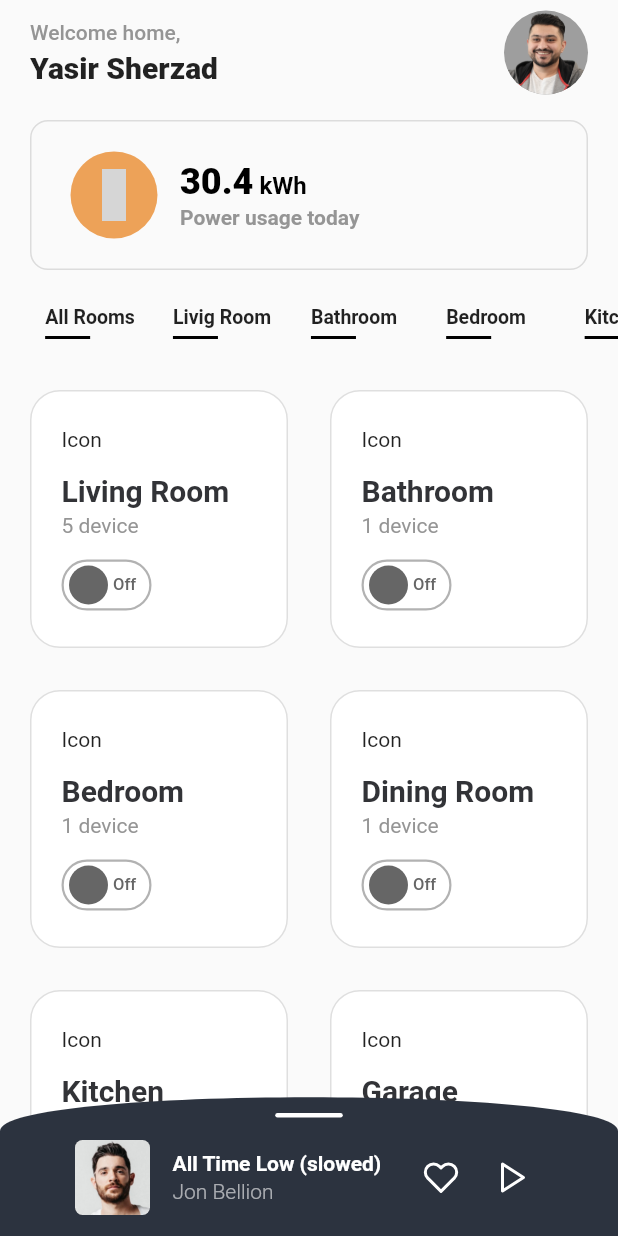
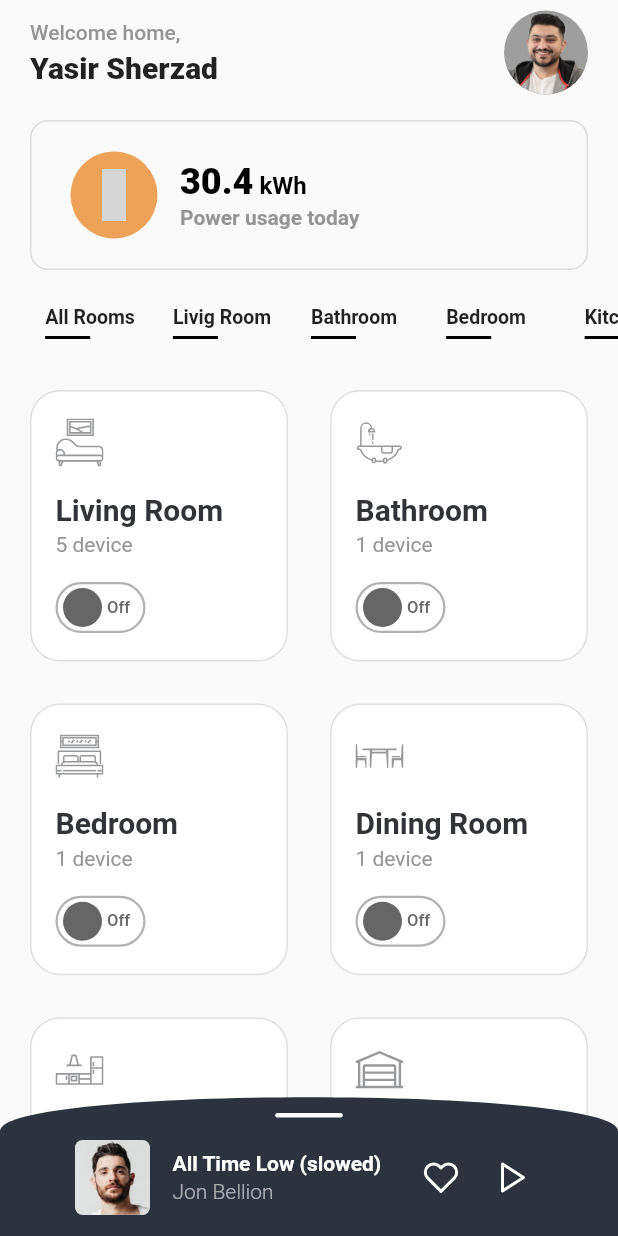
Before and after one commit to ys-sherzad/MetaHome, a Flutter app: the screen it shows after launch, on a phone screen of 412 x 824 dp. Run offline on Flutter 3.47's test engine with Material 2 defaults, Android fonts, the phone set to English and light mode, and no system bars; our stand-ins replace flutter_hooks, flutter_svg, flutter_vector_icons; grey boxes are pictures that could not be loaded.

Commit message:
finalize control cards design and animation, add room icons

```diff
--- /dev/null
+++ b/lib/widgets/home/card.dart
@@ -0,0 +1,139 @@
+import 'package:flutter/material.dart';
+import 'package:flutter_hooks/flutter_hooks.dart';
+import 'package:flutter_svg/flutter_svg.dart';
+import 'package:meta_home/widgets/home/toggle_button.dart';
+import '../../utils.dart';
+
+class ControlCard extends HookWidget {
+  final String id;
+  final String name;
+  final int countOfDevices;
+  final bool isOn;
+  final String iconName;
+  final Function() updateList;
+
+  const ControlCard({
+    Key? key,
+    required this.id,
+    required this.name,
+    required this.countOfDevices,
+    required this.isOn,
+    required this.iconName,
+    required this.updateList,
+  }) : super(key: key);
+
+  @override
+  Widget build(BuildContext context) {
+    // This is to animate the color on the Icon
+    final _iconColorAnimationController =
+        useAnimationController(duration: duration);
+    var _colorTween = ColorTween(
+      begin: ColorLib.primary.withOpacity(.5),
+      end: Colors.white,
+    ).animate(
+      CurvedAnimation(
+        parent: _iconColorAnimationController,
+        curve: curve,
+      ),
+    );
+
+    useEffect(() {
+      if (isOn)
+        _iconColorAnimationController.forward();
+      else
+        _iconColorAnimationController.reverse();
+    }, [isOn]);
+
+    var _nameText = AnimatedDefaultTextStyle(
+      child: Text(name),
+      duration: duration,
+      curve: curve,
+      style: isOn
+          ? TextStyle(
+              fontSize: 20,
+              fontWeight: FontWeight.w700,
+              color: Colors.white,
+            )
+          : TextStyle(
+              fontSize: 20,
+              fontWeight: FontWeight.bold,
+              color: ColorLib.primary,
+            ),
+    );
+
+    var _devicesCountText = AnimatedDefaultTextStyle(
+      child: Text('$countOfDevices device'),
+      duration: duration,
+      curve: curve,
+      style: isOn
+          ? TextStyle(
+              fontSize: 14,
+              fontWeight: FontWeight.normal,
+              color: Colors.white.withOpacity(0.6),
+            )
+          : TextStyle(
+              fontSize: 14,
+              fontWeight: FontWeight.normal,
+              color: ColorLib.textSecondary,
+            ),
+    );
+
+    return AnimatedContainer(
+      duration: duration,
+      curve: curve,
+      decoration: BoxDecoration(
+        border: Border.all(color: ColorLib.border),
+        borderRadius: BorderRadius.circular(20.0),
+        color: isOn ? ColorLib.primary : Colors.white,
+        boxShadow: [
+          BoxShadow(
+            color:
+                isOn ? ColorLib.primary.withOpacity(.25) : Colors.transparent,
+            blurRadius: isOn ? 10.0 : 0.0,
+            spreadRadius: isOn ? 5.0 : 0.0,
+            offset: isOn
+                ? Offset(3, 5)
+                : Offset.zero, // shadow direction: bottom right
+          )
+        ],
+      ),
+      padding: EdgeInsets.symmetric(
+        horizontal: 16.0,
+        vertical: 18.0,
+      ),
+      child: Column(
+        mainAxisAlignment: MainAxisAlignment.spaceBetween,
+        crossAxisAlignment: CrossAxisAlignment.start,
+        children: [
+          AnimatedBuilder(
+            animation: _colorTween,
+            builder: (context, child) {
+              return SvgPicture.asset(
+                iconName,
+                semanticsLabel: name,
+                height: 32,
+                width: 32,
+                fit: BoxFit.contain,
+                color: _colorTween.value,
+              );
+            },
+          ),
+          Container(
+            child: Column(
+              crossAxisAlignment: CrossAxisAlignment.start,
+              children: [
+                _nameText,
+                SizedBox(height: 4.0),
+                _devicesCountText,
+              ],
+            ),
+          ),
+          ToggleButton(
+            onPressed: updateList,
+            isOn: isOn,
+          ),
+        ],
+      ),
+    );
+  }
+}
--- a/lib/widgets/home/control_room.dart
+++ b/lib/widgets/home/control_room.dart
@@ -1,8 +1,16 @@
 import 'package:flutter/material.dart';
 import 'package:flutter_hooks/flutter_hooks.dart';
 import 'package:meta_home/repo/control_room_model.dart';
-import 'package:meta_home/utils.dart';
-import 'package:meta_home/widgets/home/toggle_button.dart';
+import 'package:meta_home/widgets/home/card.dart';
+
+var iconPath = {
+  '1': 'assets/images/living-room.svg',
+  '2': 'assets/images/bathroom.svg',
+  '3': 'assets/images/bedroom.svg',
+  '4': 'assets/images/dining-room.svg',
+  '5': 'assets/images/kitchen.svg',
+  '6': 'assets/images/garage.svg',
+};
 
 class ControlRoom extends HookWidget {
   const ControlRoom({Key? key}) : super(key: key);
@@ -18,107 +26,22 @@ class ControlRoom extends HookWidget {
       ];
     }
 
-    Widget Card({
-      required String id,
-      required String name,
-      required int countOfDevices,
-      required bool isOn,
-    }) {
-      var _nameText = AnimatedDefaultTextStyle(
-        child: Text(name),
-        duration: duration,
-        curve: curve,
-        style: isOn
-            ? TextStyle(
-                fontSize: 20,
-                fontWeight: FontWeight.bold,
-                color: Colors.white,
-              )
-            : TextStyle(
-                fontSize: 20,
-                fontWeight: FontWeight.bold,
-                color: ColorLib.primary,
-              ),
-      );
-
-      var _devicesCountText = AnimatedDefaultTextStyle(
-        child: Text('$countOfDevices device'),
-        duration: duration,
-        curve: curve,
-        style: isOn
-            ? TextStyle(
-                fontSize: 14,
-                fontWeight: FontWeight.normal,
-                color: Colors.white.withOpacity(0.6),
-              )
-            : TextStyle(
-                fontSize: 14,
-                fontWeight: FontWeight.normal,
-                color: ColorLib.textSecondary,
-              ),
-      );
-
-      return AnimatedContainer(
-        duration: duration,
-        curve: curve,
-        decoration: BoxDecoration(
-          border: Border.all(color: ColorLib.border),
-          borderRadius: BorderRadius.circular(20.0),
-          color: isOn ? ColorLib.primary : Colors.white,
-          boxShadow: [
-            BoxShadow(
-              color:
-                  isOn ? ColorLib.primary.withOpacity(.25) : Colors.transparent,
-              blurRadius: isOn ? 10.0 : 0.0,
-              spreadRadius: isOn ? 5.0 : 0.0,
-              offset: isOn
-                  ? Offset(3, 5)
-                  : Offset.zero, // shadow direction: bottom right
-            )
-          ],
-        ),
-        padding: EdgeInsets.symmetric(
-          horizontal: 20.0,
-          vertical: 24.0,
-        ),
-        child: Column(
-          mainAxisAlignment: MainAxisAlignment.spaceBetween,
-          crossAxisAlignment: CrossAxisAlignment.start,
-          children: [
-            Text('Icon'),
-            Container(
-              child: Column(
-                crossAxisAlignment: CrossAxisAlignment.start,
-                children: [
-                  _nameText,
-                  SizedBox(height: 4.0),
-                  _devicesCountText,
-                ],
-              ),
-            ),
-            ToggleButton(
-              onPressed: () => _updateList(id),
-              isOn: isOn,
-            ),
-          ],
-        ),
-      );
-      // margin: EdgeInsets.all(5.0));
-    }
-
     return Container(
       child: GridView.count(
         padding: EdgeInsets.symmetric(horizontal: 20.0, vertical: 10.0),
         crossAxisSpacing: 28.0,
         mainAxisSpacing: 28.0,
         crossAxisCount: 2,
+        childAspectRatio: .95,
         children: [
           for (var room in myList.value)
-            Card(
+            ControlCard(
               id: room.id,
               name: room.name,
               countOfDevices: room.countOfDevices,
               isOn: room.isOn,
+              iconName: iconPath[room.id] ?? '1',
+              updateList: () => _updateList(room.id),
             ),
         ],
       ),
--- a/lib/widgets/home/header.dart
+++ b/lib/widgets/home/header.dart
@@ -55,7 +55,7 @@ class Header extends HookWidget {
           ),
           CircleAvatar(
             backgroundColor: Colors.grey,
-            backgroundImage: AssetImage('assets/me.png'),
+            backgroundImage: AssetImage('assets/images/me.png'),
             minRadius: 28.0,
           )
         ],
--- a/lib/widgets/home/music_player_popup.dart
+++ b/lib/widgets/home/music_player_popup.dart
@@ -41,7 +41,7 @@ var Content = Container(
               ),
               color: ColorLib.primary,
               image: DecorationImage(
-                image: AssetImage('assets/jon-bellion.png'),
+                image: AssetImage('assets/images/jon-bellion.png'),
                 fit: BoxFit.cover,
               ),
             ),
--- a/pubspec.yaml
+++ b/pubspec.yaml
@@ -63,7 +63,7 @@ flutter:
 
   # To add assets to your application, add an assets section, like this:
   assets:
-    - assets/
+    - assets/images/
   #   - images/a_dot_burr.jpeg
   #   - images/a_dot_ham.jpeg
 
```
Also changed, not shown: assets/images/bathroom.svg (added), assets/images/bedroom.svg (added), assets/images/dining-room.svg (added), assets/images/garage.svg (added), assets/images/jon-bellion.png (renamed from assets/jon-bellion.png), assets/images/kitchen.svg (added), assets/images/living-room.svg (added), assets/images/me.png (renamed from assets/me.png).
